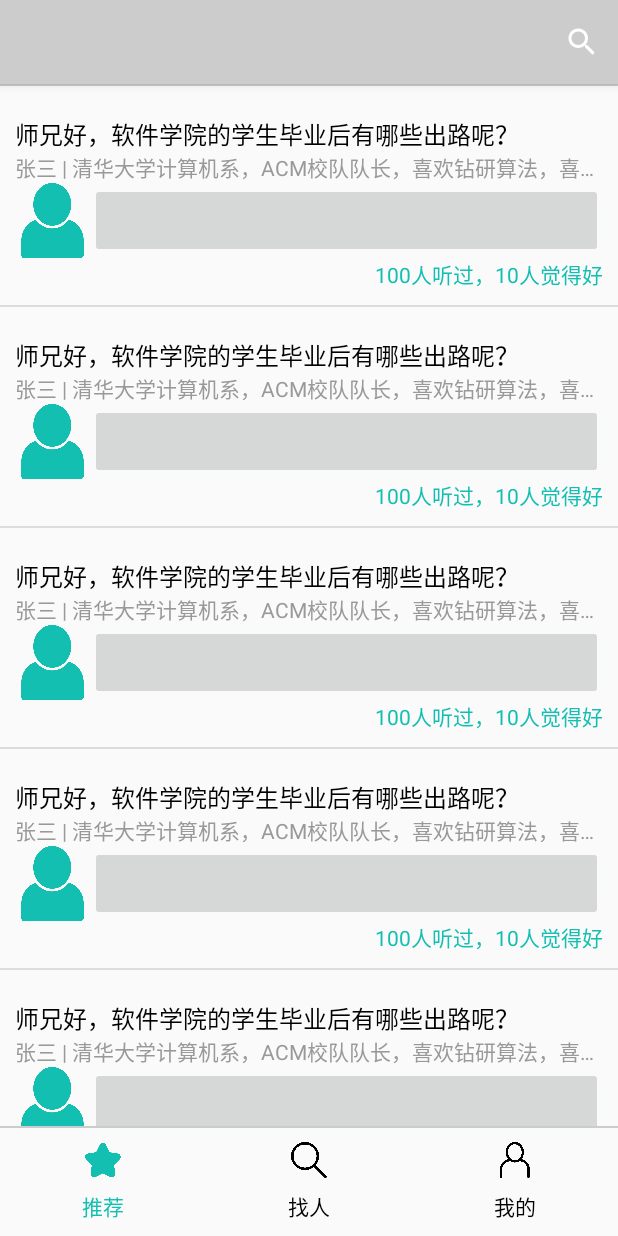
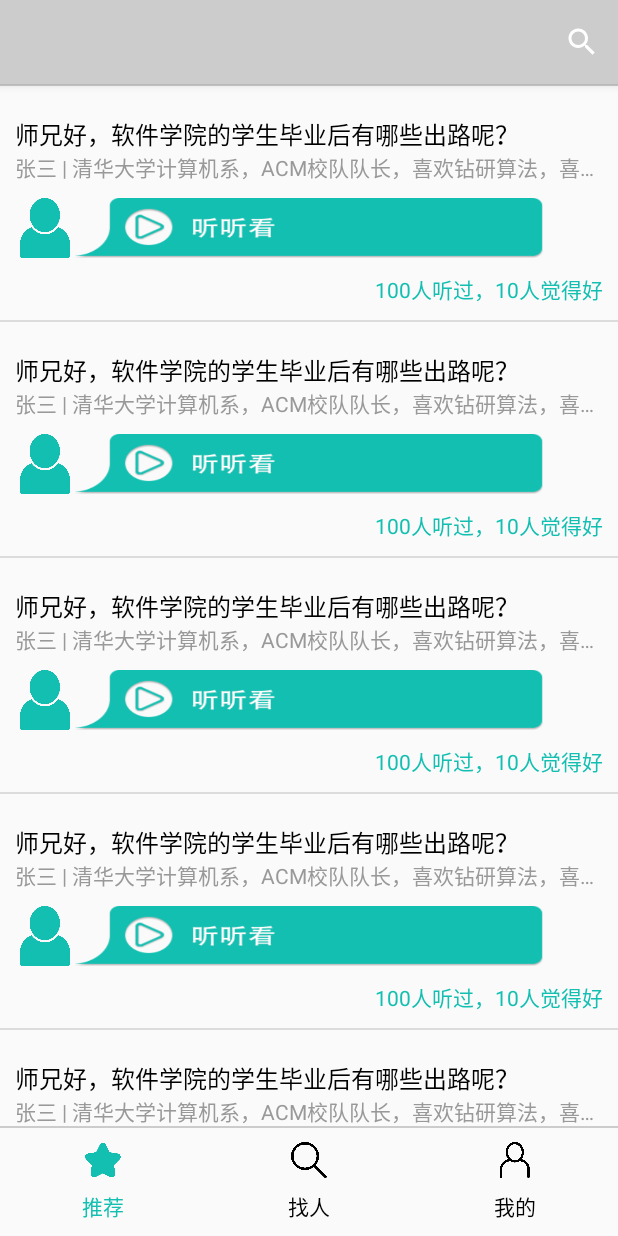
Before and after one commit to wimming/uknow-android, an Android app: the screen it shows after launch (MainActivity), on a phone screen of 412 x 824 dp. Run offline under Robolectric (Android 15) with nearby library versions, the phone set to English and light mode, and no system bars.

Commit message:
考虑9patch图标

```diff
--- a/app/src/main/res/layout/question_list_view_item.xml
+++ b/app/src/main/res/layout/question_list_view_item.xml
@@ -29,16 +29,21 @@
 
     <LinearLayout
         android:orientation="horizontal"
+        android:layout_marginTop="10dp"
+        android:layout_marginBottom="10dp"
         android:layout_width="match_parent"
         android:layout_height="wrap_content">
         <ImageView
             android:src="@drawable/user_full"
             android:id="@+id/ans_headimgurl"
-            android:layout_width="50dp"
-            android:layout_height="50dp" />
+            android:layout_width="40dp"
+            android:layout_height="40dp" />
 
         <ImageButton
             android:id="@+id/listen"
+            android:layout_marginRight="40dp"
+            android:scaleType="centerCrop"
+            android:background="@drawable/listen_view"
             android:layout_width="match_parent"
             android:layout_height="match_parent" />
     </LinearLayout>
```
Also changed, not shown: app/src/main/res/drawable/listen.png (deleted), app/src/main/res/drawable/listen_view.png (added), app/src/main/res/drawable/search_full.png, app/src/main/res/mipmap-xhdpi/listen_view.9.png (added).
